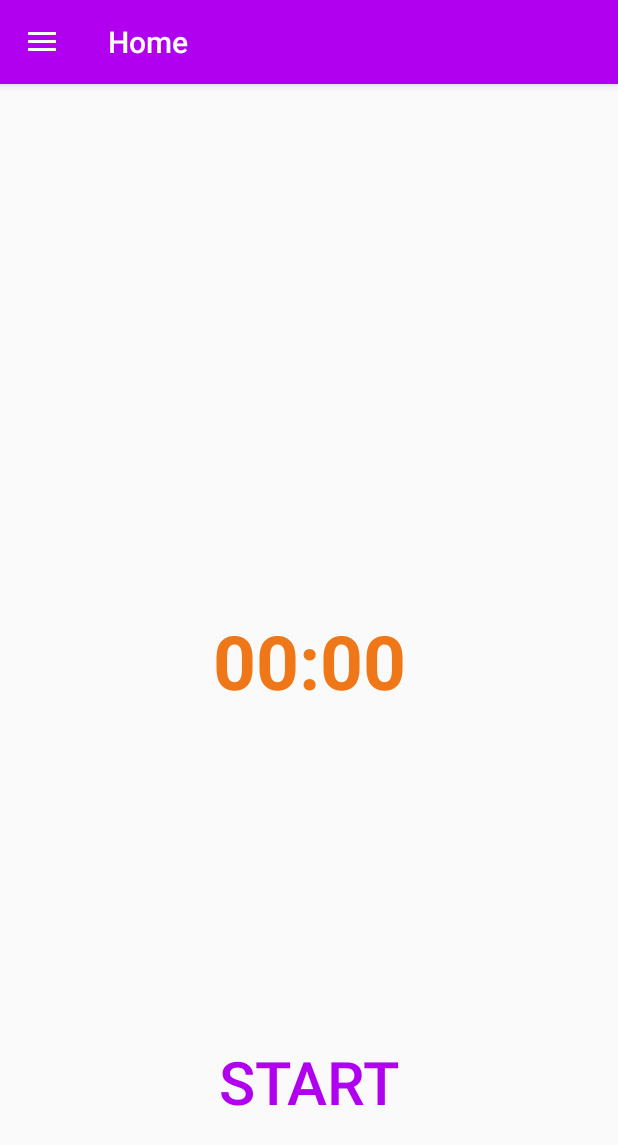
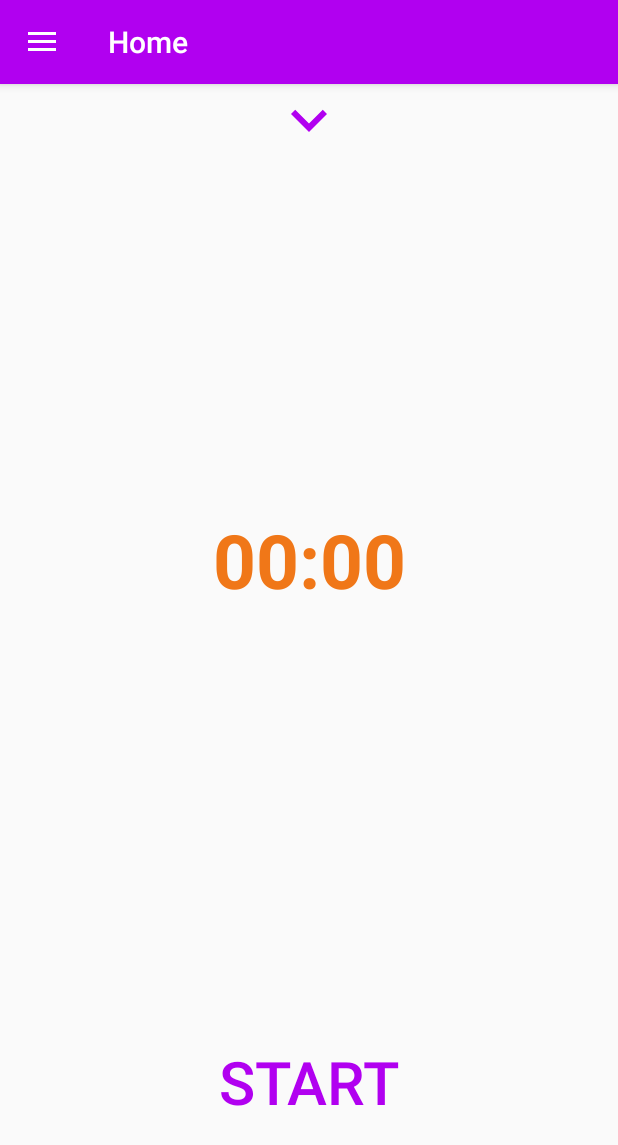
Before and after one commit to NoMariusz/MusicTimer, an Android app: the screen it shows after launch (MainActivity), on a phone screen of 412 x 824 dp. Shown: the top 1145 px of the screen. Run offline under Robolectric (Android 15) with nearby library versions, the phone set to English and light mode, and no system bars; our stand-ins replace Room's generated code, navigation-ui; 1 statement that could not run was skipped.

Commit message:
Added text with actual playing music name, fixed timer problems

```diff
--- a/app/src/main/java/com/example/musictimer/Constants.kt
+++ b/app/src/main/java/com/example/musictimer/Constants.kt
@@ -11,4 +11,7 @@ const val SELECTED_THEME_INFORMATION_ENTITY_ID: Long = 1
 
 const val ADD_TRACK_TO_THEME_REQUEST_CODE = 223
 const val ADD_TRACK_TO_THEME_NEW_TRACKS_ID_ARRAY = "array_with_id_to_editing_themes"
-const val ADD_TRACK_TO_THEME_SAVING_INTENT_TRACKS_IDS = "ids_of_tracks_to_save_add_tracks_to_theme_selected_tracks"
+const val ADD_TRACK_TO_THEME_SAVING_INTENT_TRACKS_IDS =
+    "ids_of_tracks_to_save_add_tracks_to_theme_selected_tracks"
+
+const val ACTUAL_PLAYING_TRACK_NAME_BLANK = "actual_playing_track_is_null_so_not_playing_any_track"
--- a/app/src/main/java/com/example/musictimer/mechanisms/MusicPlayer.kt
+++ b/app/src/main/java/com/example/musictimer/mechanisms/MusicPlayer.kt
@@ -4,17 +4,18 @@ import android.content.Context
 import android.media.MediaPlayer
 import android.net.Uri
 import android.util.Log
-import androidx.lifecycle.LifecycleOwner
-import androidx.lifecycle.ViewModelProvider
-import androidx.lifecycle.ViewModelStoreOwner
+import androidx.lifecycle.*
+import com.example.musictimer.ACTUAL_PLAYING_TRACK_NAME_BLANK
 import com.example.musictimer.data.MusicViewModel
+import com.example.musictimer.data.Track
 import kotlin.random.Random
 
 object MusicPlayer {
     private var parrentContext: Context? = null
     private const val mytag = "MusicPlayer"
     private var mediaPlayer: MediaPlayer? = null
-    private var playList: Array<String>? = null
+    private var playList: Array<Track>? = null
+    var actualTrackName: MutableLiveData<String?> = MutableLiveData(null)
 
     private lateinit var musicViewModel: MusicViewModel
 
@@ -45,7 +46,9 @@ object MusicPlayer {
             val track = playList?.get(0)
             if (track != null) {
                 mediaPlayer = MediaPlayer.create(
-                    parrentContext, Uri.parse(track))
+                    parrentContext, Uri.parse(track.value))
+                Log.d(mytag, "loadNewTrack: set actualTrackName as ${track.name}")
+                actualTrackName.postValue(track.name)
             }
         } else {
             mediaPlayer = null
@@ -71,6 +74,7 @@ object MusicPlayer {
         Log.d(mytag, "disableMusic - start")
         mediaPlayer?.release()
         mediaPlayer = null
+        actualTrackName.postValue(ACTUAL_PLAYING_TRACK_NAME_BLANK)
     }
 
     private fun trackEnd(){
@@ -102,13 +106,13 @@ object MusicPlayer {
     private fun makeActualPlaylist(){
         Log.d(mytag, "makeActualPlaylist")
         val selectedTheme = musicViewModel.getSelectedTheme()
-        playList = musicViewModel.getSelectedThemeTracksValues().toTypedArray()
+        playList = musicViewModel.getSelectedThemeTracks().toTypedArray()
         if (selectedTheme.random) {
             myShuffle(playList)
         }
     }
 
-    private fun myShuffle(workArray: Array<String>?){
+    private fun myShuffle(workArray: Array<Track>?){
         if (workArray != null){
             // Fisher-Yates shuffle algorithm
             for (i in workArray.size - 1 downTo 1) {
--- a/app/src/main/java/com/example/musictimer/ui/home/HomeFragment.kt
+++ b/app/src/main/java/com/example/musictimer/ui/home/HomeFragment.kt
@@ -1,13 +1,15 @@
 package com.example.musictimer.ui.home
 
+import android.opengl.Visibility
 import android.os.Bundle
 import android.util.Log
-import android.view.LayoutInflater
-import android.view.View
-import android.view.ViewGroup
-import android.view.WindowManager
+import android.view.*
 import android.widget.Button
+import android.widget.ImageView
+import android.widget.TextView
+import androidx.constraintlayout.widget.ConstraintLayout
 import androidx.fragment.app.Fragment
+import androidx.lifecycle.Observer
 import com.example.musictimer.*
 import com.example.musictimer.TIMER_RUNNING
 import com.example.musictimer.TIMER_STOPPED
@@ -17,6 +19,7 @@ import com.example.musictimer.mechanisms.MusicPlayer
 class HomeFragment : Fragment() {
 
     private val mytag = "HomeFragment"
+    private var musicManageVisible = false
 
     override fun onCreateView(
             inflater: LayoutInflater,
@@ -31,9 +34,11 @@ class HomeFragment : Fragment() {
         super.onViewCreated(view, savedInstanceState)
         Log.d(mytag, "onViewCreated - start")
 
-        val rightBtn: Button? = getView()?.findViewById(R.id.rightBtn)
+        val rightBtn: Button? = view.findViewById(R.id.rightBtn)
+        val showMusicManagerIV: ImageView? = view.findViewById(R.id.showMusicManageIV)
         view.setOnClickListener{startTimer()}
-        rightBtn?.setOnClickListener{_ -> resetTimer()}
+        rightBtn?.setOnClickListener{ resetTimer()}
+        showMusicManagerIV?.setOnClickListener { displayMusicManageBlock() }
     }
 
     override fun onActivityCreated(savedInstanceState: Bundle?) {
@@ -43,6 +48,17 @@ class HomeFragment : Fragment() {
         MainTimer.parrent = this
         MainTimer.loadTimeToUi()
         loadTimerStatus()
+
+        val actualTrackTV: TextView? = view?.findViewById(R.id.actualTrackNameText)
+        MusicPlayer.actualTrackName.observe(viewLifecycleOwner, Observer { data ->
+            data?.let {
+                if (it == ACTUAL_PLAYING_TRACK_NAME_BLANK){
+                    actualTrackTV?.text = resources.getString(R.string.noneTrackNameLoaded)
+                } else {
+                    actualTrackTV?.text = it
+                }
+            }
+        })
     }
 
     private fun loadTimerStatus() {
@@ -54,6 +70,18 @@ class HomeFragment : Fragment() {
         if (MainTimer.timerStatus == TIMER_STOPPED) {
             modifyUiAtStop()
         }
+    }
+
+    private fun displayMusicManageBlock(){
+        val musicManageLay: ConstraintLayout? = view?.findViewById(R.id.MusicManageLayout)
+        val showMusicManagerIV: ImageView? = view?.findViewById(R.id.showMusicManageIV)
+        if (musicManageVisible){
+            musicManageLay?.visibility = View.GONE
+        } else {
+            musicManageLay?.visibility = View.VISIBLE
+        }
+        showMusicManagerIV?.rotation = 180F + showMusicManagerIV?.rotation!!
+        musicManageVisible = !musicManageVisible
     }
 
     // btn operations
--- /dev/null
+++ b/app/src/main/res/drawable/ic_baseline_keyboard_arrow_down_48.xml
@@ -0,0 +1,5 @@
+<vector android:height="48dp" android:tint="#B100F0"
+    android:viewportHeight="24" android:viewportWidth="24"
+    android:width="48dp" xmlns:android="http://schemas.android.com/apk/res/android">
+    <path android:fillColor="@android:color/white" android:pathData="M7.41,8.59L12,13.17l4.59,-4.58L18,10l-6,6 -6,-6 1.41,-1.41z"/>
+</vector>
--- a/app/src/main/res/layout/fragment_home.xml
+++ b/app/src/main/res/layout/fragment_home.xml
@@ -12,10 +12,10 @@
         android:layout_height="wrap_content"
         android:text="@string/timerStartTime"
         android:textAppearance="@style/TimeDisplayTheme"
-        app:layout_constraintBottom_toBottomOf="parent"
+        app:layout_constraintBottom_toTopOf="@+id/leftBtn"
         app:layout_constraintEnd_toEndOf="parent"
         app:layout_constraintStart_toStartOf="parent"
-        app:layout_constraintTop_toTopOf="parent"
+        app:layout_constraintTop_toBottomOf="@+id/MusicManageLayout"
         app:layout_constraintVertical_bias="0.5"
         tools:text="@string/timerStartTime" />
 
@@ -42,4 +42,42 @@
         app:layout_constraintEnd_toEndOf="parent"
         app:layout_constraintStart_toStartOf="parent" />
 
+    <androidx.constraintlayout.widget.ConstraintLayout
+        android:id="@+id/MusicManageLayout"
+        android:layout_width="0dp"
+        android:layout_height="wrap_content"
+        android:layout_marginStart="1dp"
+        android:layout_marginTop="1dp"
+        android:layout_marginEnd="1dp"
+        android:visibility="gone"
+        app:layout_constraintEnd_toEndOf="parent"
+        app:layout_constraintStart_toStartOf="parent"
+        app:layout_constraintTop_toTopOf="parent">
+
+        <TextView
+            android:id="@+id/actualTrackNameText"
+            android:layout_width="wrap_content"
+            android:layout_height="wrap_content"
+            android:layout_marginStart="8dp"
+            android:layout_marginTop="8dp"
+            android:layout_marginEnd="8dp"
+            android:layout_marginBottom="8dp"
+            android:text="@string/noneTrackNameLoaded"
+            android:textAppearance="@style/EditThemeElementtitle"
+            app:layout_constraintBottom_toBottomOf="parent"
+            app:layout_constraintEnd_toEndOf="parent"
+            app:layout_constraintStart_toStartOf="parent"
+            app:layout_constraintTop_toTopOf="parent" />
+    </androidx.constraintlayout.widget.ConstraintLayout>
+
+    <ImageView
+        android:id="@+id/showMusicManageIV"
+        android:layout_width="wrap_content"
+        android:layout_height="wrap_content"
+        android:contentDescription="@string/showMusicManageIVDescription"
+        android:src="@drawable/ic_baseline_keyboard_arrow_down_48"
+        app:layout_constraintEnd_toEndOf="@+id/MusicManageLayout"
+        app:layout_constraintStart_toStartOf="@+id/MusicManageLayout"
+        app:layout_constraintTop_toBottomOf="@+id/MusicManageLayout" />
+
 </androidx.constraintlayout.widget.ConstraintLayout>
--- a/app/src/main/res/values/strings.xml
+++ b/app/src/main/res/values/strings.xml
@@ -45,4 +45,7 @@
     <string name="themesFragmentUpdateTracksProgressText">Updating</string>
     <string name="themesFragmentThemesCount">Current number of music tracks: </string>
     <string name="themesFragmentThemesBaseNumber">Not loaded</string>
+
+    <string name="showMusicManageIVDescription">Show music manage layout</string>
+    <string name="noneTrackNameLoaded">Not playing music</string>
 </resources>
--- a/build.gradle
+++ b/build.gradle
@@ -8,7 +8,7 @@ buildscript {
 
     }
     dependencies {
-        classpath 'com.android.tools.build:gradle:3.6.2'
+        classpath 'com.android.tools.build:gradle:4.0.1'
         classpath "org.jetbrains.kotlin:kotlin-gradle-plugin:$kotlin_version"
 
         // NOTE: Do not place your application dependencies here; they belong
```
Also changed, not shown: app/src/main/java/com/example/musictimer/data/MusicViewModel.kt (+13 -13 lines), app/src/main/java/com/example/musictimer/data/TracksThemesReferences.kt (+8 -8 lines), app/src/main/java/com/example/musictimer/mechanisms/MainTimer.kt (+7 -2 lines), gradle/wrapper/gradle-wrapper.properties.
